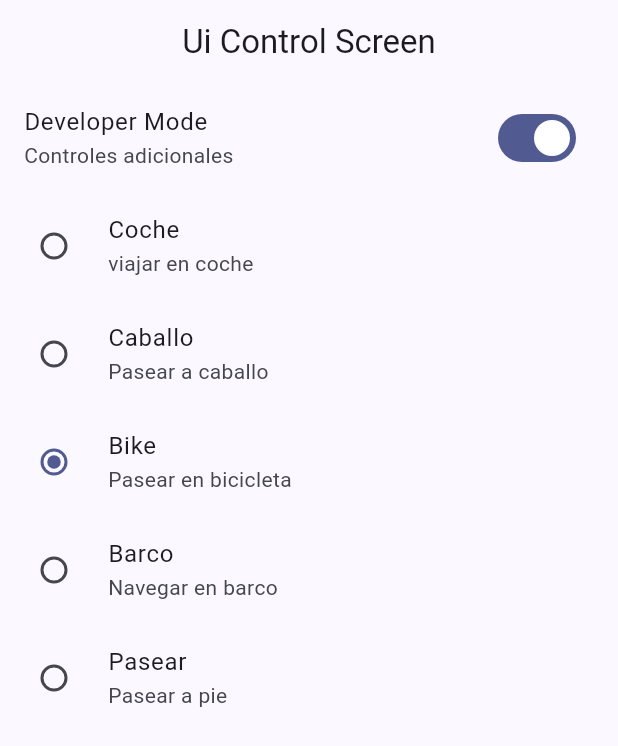
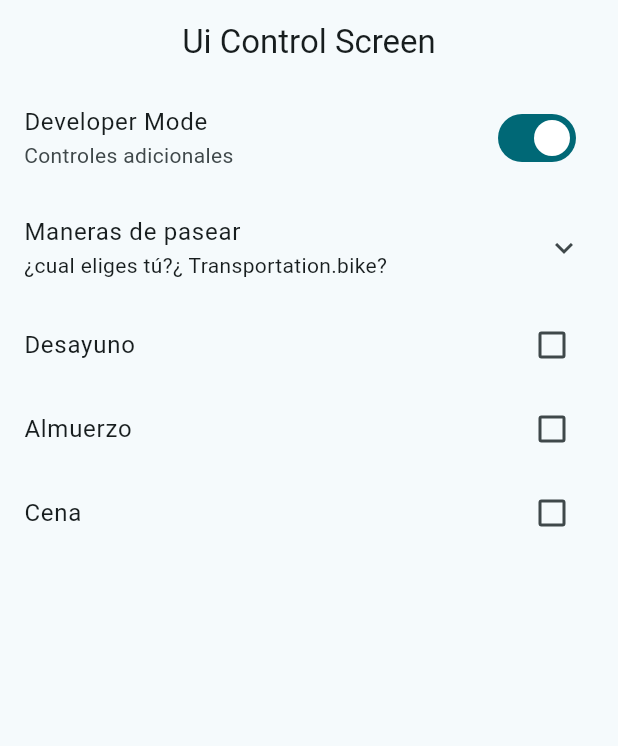
Before and after one commit to Apliarte/widgets_app, a Flutter app: the UiControlScreen screen opened by its route, on a phone screen of 412 x 824 dp. Shown: the top 746 px of the screen. Run offline on Flutter 3.47's test engine with Material 2 defaults, Android fonts, the phone set to English and light mode, and no system bars; our stand-ins replace go_router.

Commit message:
uiscreen terminado

```diff
--- a/lib/config/app_theme/app_theme.dart
+++ b/lib/config/app_theme/app_theme.dart
@@ -29,6 +29,7 @@ class AppTheme {
             'Selecciona un color mas bajo que${colorList.length}');
 
   ThemeData getTheme() => ThemeData(
+    brightness: Brightness.light,
         useMaterial3: true,
         colorSchemeSeed: colorList[selectedColor],
         appBarTheme: const AppBarTheme(
--- a/lib/config/router/app_router.dart
+++ b/lib/config/router/app_router.dart
@@ -1,13 +1,11 @@
 import 'package:go_router/go_router.dart';
 
 import '../../presentation/screens/screens.dart';
-
 
 // GoRouter configuration
 final appRouter = GoRouter(
   initialLocation: '/',
   routes: [
-
     GoRoute(
       path: '/',
       name: HomeScreen.name,
@@ -33,13 +31,11 @@ final appRouter = GoRouter(
       name: SnackBarScreen.name,
       builder: (context, state) => const SnackBarScreen(),
     ),
-
     GoRoute(
       path: '/animated',
       name: AnimatedScreen.name,
       builder: (context, state) => const AnimatedScreen(),
     ),
-
     GoRoute(
       path: '/ui-controls',
       name: UiControlScreen.name,
--- a/lib/main.dart
+++ b/lib/main.dart
@@ -13,10 +13,11 @@ class MainApp extends StatelessWidget {
   @override
   Widget build(BuildContext context) {
     return MaterialApp.router(
+
       title: 'Whidgets App',
       routerConfig: appRouter,
       debugShowCheckedModeBanner: false,
-      theme: AppTheme(selectedColor: 12).getTheme(),
+      theme: AppTheme(selectedColor: 9).getTheme(),
     );
   }
 }
--- a/lib/presentation/screens/ui_controls/ui_controls_screen.dart
+++ b/lib/presentation/screens/ui_controls/ui_controls_screen.dart
@@ -1,4 +1,5 @@
 import 'package:flutter/material.dart';
+import 'package:widgets_app/config/app_theme/app_theme.dart';
 
 class UiControlScreen extends StatelessWidget {
   static const name = 'Ui Control ';
@@ -26,8 +27,11 @@ enum Transportation { car, bike, horse, boat, walking }
 
 class _UiControlsViewState extends State<_UiControlsView> {
   bool isDeveloper = true;
+  Transportation selectedTransportation = Transportation.bike;
+  bool wantsBreakfast = false;
+  bool wantsLunch = false;
+  bool wantsDinner = false;
 
-  Transportation selectedTransportation = Transportation.bike;
   @override
   Widget build(BuildContext context) {
     return ListView(
@@ -41,12 +45,12 @@ class _UiControlsViewState extends State<_UiControlsView> {
                   isDeveloper = !isDeveloper;
                 })),
 
-        // continua con todos los elementos de la lista trasnportation
-
-
-
-          // continua con todos los elementos de la lista trasnportation
-
+        ExpansionTile(
+          backgroundColor:
+              Theme.of(context).colorScheme.secondary.withOpacity(0.4),
+          title: Text('Maneras de pasear'),
+          subtitle: Text('¿cual eliges tú?¿ $selectedTransportation?'),
+          children: [
             RadioListTile(
               title: const Text('Coche'),
               subtitle: const Text('viajar en coche'),
@@ -103,6 +107,32 @@ class _UiControlsViewState extends State<_UiControlsView> {
               // continua con todos los elementos de la lista trasnportation
             ),
           ],
+        ),
+
+        // todo: implementar el resto de controles
+
+        CheckboxListTile(
+          title: const Text('Desayuno'),
+          value: wantsBreakfast,
+          onChanged: (value) => setState(() {
+            wantsBreakfast = !wantsBreakfast;
+          }),
+        ),
+        CheckboxListTile(
+          title: const Text('Almuerzo'),
+          value: wantsLunch,
+          onChanged: (value) => setState(() {
+            wantsLunch = !wantsLunch;
+          }),
+        ),
+        CheckboxListTile(
+          title: const Text('Cena'),
+          value: wantsDinner,
+          onChanged: (value) => setState(() {
+            wantsDinner = !wantsDinner;
+          }),
+        ),
+      ],
     );
   }
 }
```
Lines whose indentation alone changed are shown as unchanged.
